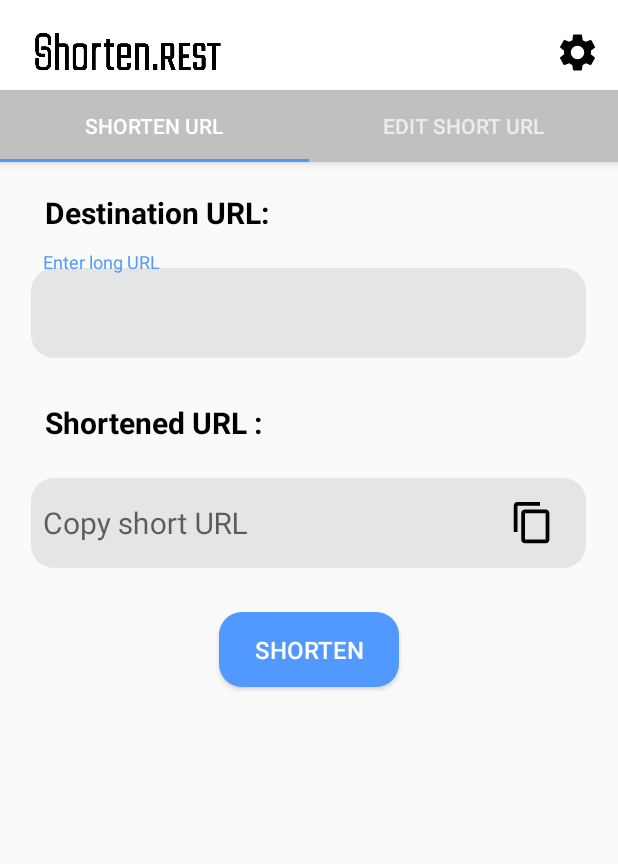
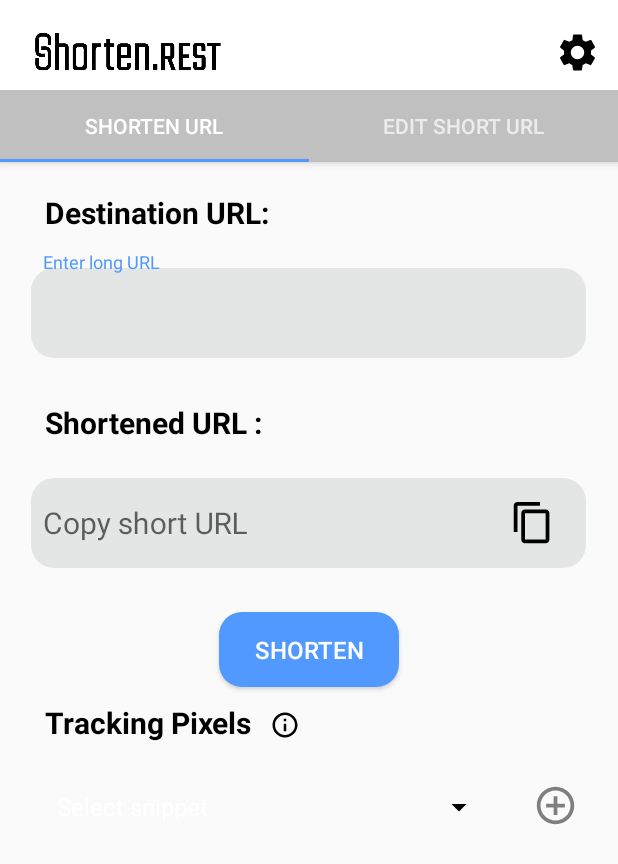
Before and after one commit to linaalkhodair/shorten.rest, an Android app: the screen it shows after launch (MainActivity), on a phone screen of 412 x 824 dp. Shown: the top 864 px of the screen. Run offline under Robolectric (Android 15) with nearby library versions, the phone set to English and light mode, and no system bars.

Commit message:
add snippets in layout, not code yet

```diff
--- a/app/src/main/java/com/example/shortenrest/CreateAliasFrag.java
+++ b/app/src/main/java/com/example/shortenrest/CreateAliasFrag.java
@@ -7,6 +7,7 @@ import android.content.ClipboardManager;
 import android.content.Context;
 import android.graphics.Color;
 import android.graphics.drawable.ColorDrawable;
+import android.os.Build;
 import android.os.Bundle;
 
 import androidx.annotation.NonNull;
@@ -19,9 +20,12 @@ import android.view.LayoutInflater;
 import android.view.View;
 import android.view.ViewGroup;
 import android.webkit.URLUtil;
+import android.widget.AdapterView;
+import android.widget.ArrayAdapter;
 import android.widget.Button;
 import android.widget.EditText;
 import android.widget.ImageView;
+import android.widget.Spinner;
 import android.widget.TextView;
 import android.widget.Toast;
 
@@ -38,17 +42,24 @@ import okhttp3.Response;
 
 
 
-public class CreateAliasFrag extends Fragment {
+public class CreateAliasFrag extends Fragment implements AdapterView.OnItemSelectedListener{
 
     EditText longURL;
     EditText shortURL;
     Button shortenBtn;
     ImageView copyIcon;
+    Spinner spinner;
+    String snippetID;
 
-    Button okBtn,cancelBtn;
+    Button okBtn;
     TextView dialogMsg;
 
+    EditText snippetExample;
+    ImageView addSnippet;
+
     private Context mContext;
+
+    SnippetList snippetList;
 
     public void onAttach(Context context) {
         super.onAttach(context);
@@ -74,10 +85,10 @@ public class CreateAliasFrag extends Fragment {
     }
 
     @Override
-    public void onViewCreated(@NonNull View view, @Nullable Bundle savedInstanceState) {
+    public void onViewCreated(@NonNull final View view, @Nullable Bundle savedInstanceState) {
         super.onViewCreated(view, savedInstanceState);
 
-        if (android.os.Build.VERSION.SDK_INT > 9) {
+        if (Build.VERSION.SDK_INT > 9) {
             StrictMode.ThreadPolicy policy = new StrictMode.ThreadPolicy.Builder().permitAll().build();
             StrictMode.setThreadPolicy(policy);
         }
@@ -87,6 +98,43 @@ public class CreateAliasFrag extends Fragment {
         shortURL = view.findViewById(R.id.shortURL);
         shortenBtn = view.findViewById(R.id.shortenBtn);
         copyIcon = view.findViewById(R.id.copyIcon);
+
+        snippetExample = view.findViewById(R.id.snippetExample);
+        addSnippet = view.findViewById(R.id.addSnippet);
+
+
+        //creating dropdown menu
+        spinner = view.findViewById(R.id.spinner);
+        String[] items = new String[]{"Select snippet","GoogleAnalytics", "FacebookPixel", "GoogleConversionPixel", "LinkedInPixel", "AdrollPixel", "TaboolaPixel", "BingPixel", "PinterestPixel", "SnapchatPixel"};
+        spinner.setSelection(1);
+        final ArrayAdapter<String> adapter = new ArrayAdapter<>(getActivity().getBaseContext(), android.R.layout.simple_spinner_dropdown_item, items);
+        spinner.setAdapter(adapter);
+
+        spinner.setOnItemSelectedListener(new AdapterView.OnItemSelectedListener()
+        {
+            public void onItemSelected(AdapterView<?> parent, View view, int position, long id)
+            {
+                snippetID = parent.getItemAtPosition(position).toString();
+                Log.d("testLOL",snippetID);
+
+            } // to close the onItemSelected
+            public void onNothingSelected(AdapterView<?> parent)
+            {
+
+            }
+        });
+
+        addSnippet.setOnClickListener(new View.OnClickListener() {
+            @Override
+            public void onClick(View v) {
+                snippetList = new SnippetList(snippetID, "");
+                Log.d("herehehrhe",snippetList.getParameterExample(snippetID));
+                snippetExample.setVisibility(View.VISIBLE);
+                snippetExample.setHint(snippetList.getParameterExample(snippetID));
+            }
+        });
+
+
 
         copyIcon.setOnClickListener(new View.OnClickListener() {
             @Override
@@ -108,12 +156,35 @@ public class CreateAliasFrag extends Fragment {
                 createAlias();
                 Toast.makeText(mContext, "Short URL has been created successfully", Toast.LENGTH_SHORT).show();
 
-            }
+                }
             }
         });
 
     } //end onViewCreated()
 
+
+
+    @Override
+    public void onItemSelected(AdapterView<?> parent, View view, int position, long id) {
+
+        switch (position){
+            case 1:
+                snippetID = "NA";
+                break;
+            default:
+                snippetID = parent.getItemAtPosition(position).toString();
+                break;
+        }
+
+        Log.d("testDEDD","snippet:"+snippetID);
+
+
+    }
+
+    @Override
+    public void onNothingSelected(AdapterView<?> parent) {
+
+    }
 
     private boolean isValid(){
 
@@ -146,7 +217,7 @@ public class CreateAliasFrag extends Fragment {
         MediaType mediaType = MediaType.parse("application/json");
         RequestBody body = RequestBody.create(mediaType, "{\"destinations\": [{\"url\": \""+longURL.getText().toString()+"\", \"country\": null, \"os\": null}]}");
         Request request = new Request.Builder()
-                .url("https://api.shorten.rest/aliases?aliasName=/@rnd") //change dcc
+                .url("https://api.shorten.rest/aliases?aliasName=/@rnd") //add domain.. etc
                 .method("POST", body)
                 .addHeader("x-api-key", "e9896260-b45b-11ea-9ec4-b1aa9a0ed929") //later change take api from class
                 .addHeader("Content-Type", "application/json")
--- /dev/null
+++ b/app/src/main/res/drawable/ic_add_circle_outline_black_24dp.xml
@@ -0,0 +1,5 @@
+<vector android:height="24dp" android:tint="#807F80"
+    android:viewportHeight="24.0" android:viewportWidth="24.0"
+    android:width="24dp" xmlns:android="http://schemas.android.com/apk/res/android">
+    <path android:fillColor="#FF000000" android:pathData="M13,7h-2v4L7,11v2h4v4h2v-4h4v-2h-4L13,7zM12,2C6.48,2 2,6.48 2,12s4.48,10 10,10 10,-4.48 10,-10S17.52,2 12,2zM12,20c-4.41,0 -8,-3.59 -8,-8s3.59,-8 8,-8 8,3.59 8,8 -3.59,8 -8,8z"/>
+</vector>
--- /dev/null
+++ b/app/src/main/res/drawable/ic_info_outline_black_24dp.xml
@@ -0,0 +1,9 @@
+<vector xmlns:android="http://schemas.android.com/apk/res/android"
+        android:width="24dp"
+        android:height="24dp"
+        android:viewportWidth="24.0"
+        android:viewportHeight="24.0">
+    <path
+        android:fillColor="#FF000000"
+        android:pathData="M11,17h2v-6h-2v6zM12,2C6.48,2 2,6.48 2,12s4.48,10 10,10 10,-4.48 10,-10S17.52,2 12,2zM12,20c-4.41,0 -8,-3.59 -8,-8s3.59,-8 8,-8 8,3.59 8,8 -3.59,8 -8,8zM11,9h2L13,7h-2v2z"/>
+</vector>
--- a/app/src/main/res/layout/fragment_create_alias.xml
+++ b/app/src/main/res/layout/fragment_create_alias.xml
@@ -5,6 +5,15 @@
     android:layout_height="match_parent"
     tools:context=".CreateAliasFrag">
 
+    <ScrollView
+        android:layout_width="match_parent"
+        android:layout_height="730dp">
+
+    <RelativeLayout
+        android:layout_width="match_parent"
+        android:layout_height="730dp"
+        android:layout_alignParentBottom="true"
+        >
 
         <TextView
             android:layout_width="wrap_content"
@@ -14,8 +23,7 @@
             android:text="Destination URL:"
             android:textColor="@color/colorPrimaryDark"
             android:textSize="20sp"
-        android:textStyle="bold"
-         />
+            android:textStyle="bold" />
 
         <com.google.android.material.textfield.TextInputLayout
             android:layout_width="match_parent"
@@ -39,13 +47,12 @@
         <TextView
             android:layout_width="wrap_content"
             android:layout_height="wrap_content"
+            android:layout_marginStart="30dp"
+            android:layout_marginTop="160dp"
             android:text="Shortened URL :"
-        android:textStyle="bold"
             android:textColor="@color/colorPrimaryDark"
             android:textSize="20sp"
-        android:layout_marginTop="160dp"
-        android:layout_marginStart="30dp"
-         />
+            android:textStyle="bold" />
 
         <com.google.android.material.textfield.TextInputLayout
             android:layout_width="match_parent"
@@ -66,13 +73,12 @@
                 android:textSize="20sp" />
 
             <ImageView
+                android:id="@+id/copyIcon"
                 android:layout_width="30dp"
                 android:layout_height="30dp"
-            android:src="@drawable/ic_content_copy_black_24dp"
+                android:layout_marginStart="340dp"
                 android:layout_marginTop="-45sp"
-            android:layout_marginStart="340dp"
-            android:id="@+id/copyIcon"
-            />
+                android:src="@drawable/ic_content_copy_black_24dp" />
 
         </com.google.android.material.textfield.TextInputLayout>
 
@@ -80,17 +86,68 @@
             android:id="@+id/shortenBtn"
             android:layout_width="120dp"
             android:layout_height="50dp"
+            android:layout_centerHorizontal="true"
             android:layout_gravity="center"
+            android:layout_marginStart="150dp"
             android:layout_marginTop="300dp"
-        android:layout_marginStart="150dp"
+            android:background="@drawable/round_shape_btn"
+            android:text="Shorten"
+            android:textColor="@color/colorPrimary"
             android:textSize="16sp"
-        android:layout_centerHorizontal="true"
-        android:text="Shorten"
-        android:background="@drawable/round_shape_btn"
-        android:textColor="@color/colorPrimary"
 
             />
 
+        <TextView
+            android:layout_width="wrap_content"
+            android:layout_height="wrap_content"
+            android:layout_marginStart="30dp"
+            android:layout_marginTop="360dp"
+            android:text="Tracking Pixels"
+            android:textColor="@color/colorPrimaryDark"
+            android:textSize="20sp"
+            android:textStyle="bold" />
 
+        <ImageView
+            android:id="@+id/infoIcon"
+            android:layout_width="20dp"
+            android:layout_height="20dp"
+            android:layout_marginStart="180dp"
+            android:layout_marginTop="365dp"
+            android:src="@drawable/ic_info_outline_black_24dp" />
+
+        <Spinner
+            android:id="@+id/spinner"
+            android:layout_width="300sp"
+            android:layout_height="60sp"
+            android:layout_marginStart="30dp"
+            android:layout_marginTop="400dp"
+            android:backgroundTint="@color/colorPrimaryDark"
+            android:spinnerMode="dropdown"
+            android:textSize="16sp" />
+
+        <ImageView
+            android:id="@+id/addSnippet"
+            android:layout_width="30dp"
+            android:layout_height="30dp"
+            android:layout_marginStart="355dp"
+            android:layout_marginTop="414dp"
+            android:src="@drawable/ic_add_circle_outline_black_24dp" />
+
+        <EditText
+            android:id="@+id/snippetExample"
+            android:layout_width="370sp"
+            android:layout_height="160dp"
+            android:layout_marginStart="20dp"
+            android:layout_marginTop="470sp"
+            android:ems="10"
+            android:gravity="left|top"
+            android:hint="Write your comment.."
+            android:inputType="textMultiLine"
+            android:textSize="15sp"
+            android:visibility="invisible" />
 
     </RelativeLayout>
+
+    </ScrollView>
+
+</RelativeLayout>
```
Also changed, not shown: app/src/main/java/com/example/shortenrest/SnippetList.java (added, +87 -0 lines). Lines whose indentation alone changed are shown as unchanged.
